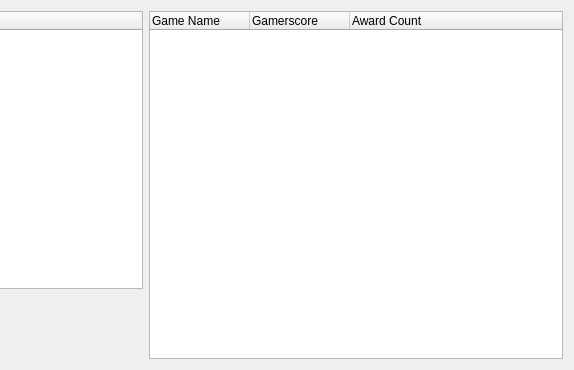
This is Velocity/gameadderdialog.ui in hetelek/Velocity as Qt 5 draws it before an edit; both pictures show x 283 to 857 and y 0 to 370 of the 857 by 370 pixel window. The edited form follows.
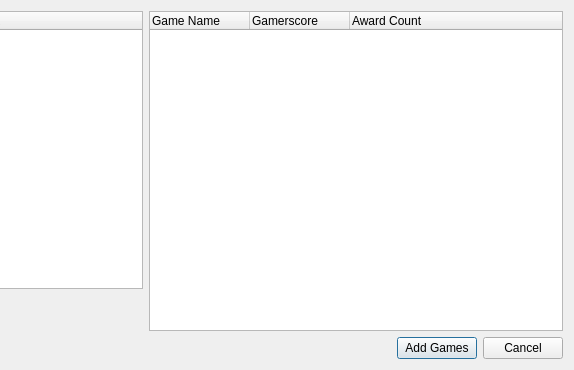
This is the edited form. Icons and pictures are not drawn.

The edit to the form file:
```diff
--- a/Velocity/gameadderdialog.ui
+++ b/Velocity/gameadderdialog.ui
@@ -13,7 +13,7 @@
   <property name="windowTitle">
    <string>Dialog</string>
   </property>
-  <layout class="QHBoxLayout" name="horizontalLayout_2">
+  <layout class="QHBoxLayout" name="horizontalLayout_3">
    <item>
     <layout class="QVBoxLayout" name="verticalLayout_2">
      <item>
@@ -85,6 +85,8 @@
     </layout>
    </item>
    <item>
+    <layout class="QVBoxLayout" name="verticalLayout_3">
+     <item>
     <widget class="QTreeWidget" name="treeWidgetQueue">
      <attribute name="headerDefaultSectionSize">
       <number>100</number>
@@ -106,7 +108,48 @@
      </column>
     </widget>
    </item>
-  </layout>
+     <item>
+      <layout class="QHBoxLayout" name="horizontalLayout_2">
+       <item>
+        <spacer name="horizontalSpacer">
+         <property name="orientation">
+          <enum>Qt::Horizontal</enum>
+         </property>
+         <property name="sizeHint" stdset="0">
+          <size>
+           <width>40</width>
+           <height>20</height>
+          </size>
+         </property>
+        </spacer>
+       </item>
+       <item>
+        <widget class="QPushButton" name="pushButton_2">
+         <property name="text">
+          <string>Add Games</string>
+         </property>
+         <property name="icon">
+          <iconset resource="Resources.qrc">
+           <normaloff>:/Images/add.png</normaloff>:/Images/add.png</iconset>
+         </property>
+        </widget>
+       </item>
+       <item>
+        <widget class="QPushButton" name="pushButton">
+         <property name="text">
+          <string>Cancel</string>
+         </property>
+         <property name="icon">
+          <iconset resource="Resources.qrc">
+           <normaloff>:/Images/cancel.png</normaloff>:/Images/cancel.png</iconset>
+         </property>
+        </widget>
+       </item>
+      </layout>
+     </item>
+    </layout>
+   </item>
+  </layout>
  </widget>
  <resources/>
  <connections/>
```
Left out of the diff: 4 changed lines with no effect on the pictures. Lines whose indentation alone changed are shown as unchanged.
